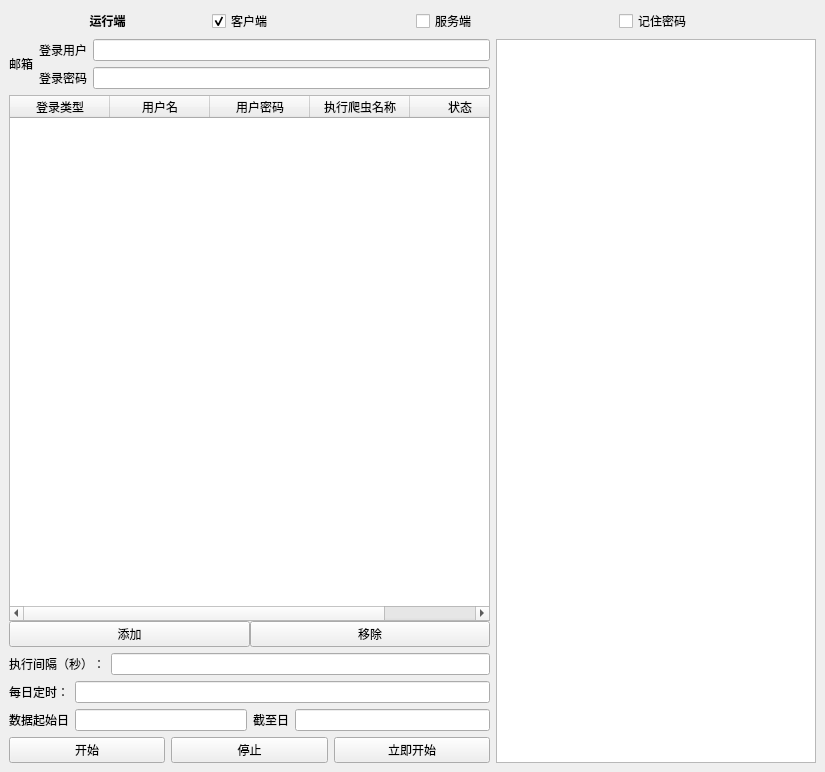
Above: biz/monitor_oa/Form.ui from sticktoFE/rpa-office before the change. Below: the same form after it.
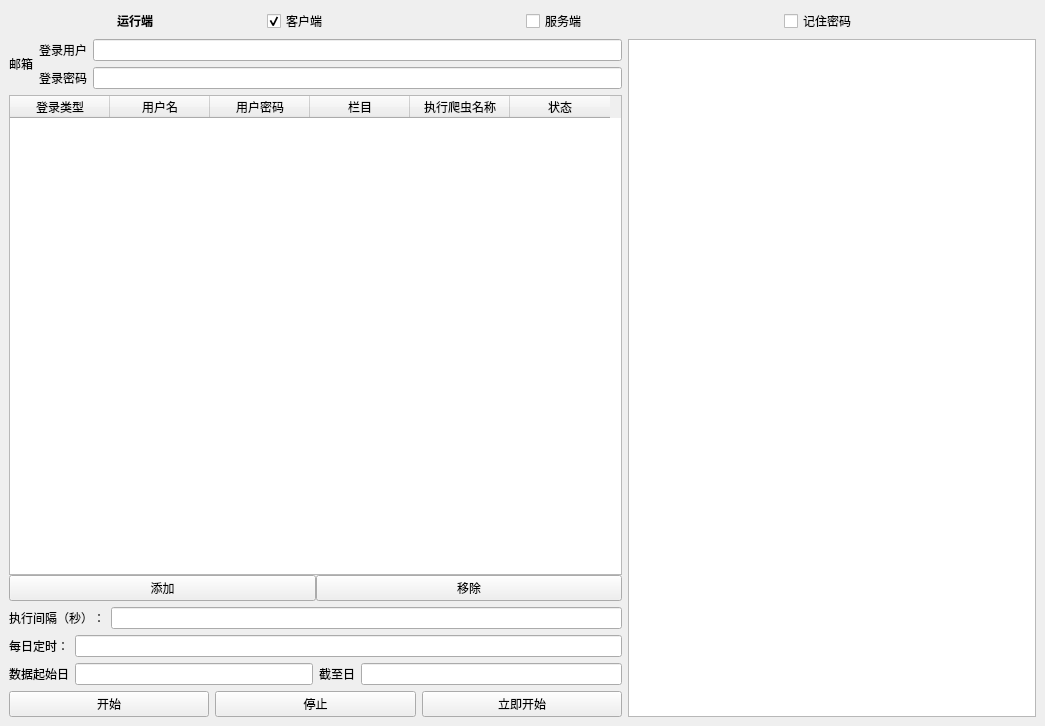
That is the form after the change.

```diff
--- a/biz/monitor_oa/Form.ui
+++ b/biz/monitor_oa/Form.ui
@@ -6,8 +6,8 @@
    <rect>
     <x>0</x>
     <y>0</y>
-    <width>825</width>
-    <height>772</height>
+    <width>1045</width>
+    <height>726</height>
    </rect>
   </property>
   <property name="sizePolicy">
@@ -149,6 +149,11 @@
               <string>用户密码</string>
              </property>
             </column>
+            <column>
+             <property name="text">
+              <string>栏目</string>
+             </property>
+            </column>
             <column>
              <property name="text">
               <string>执行爬虫名称</string>
```
